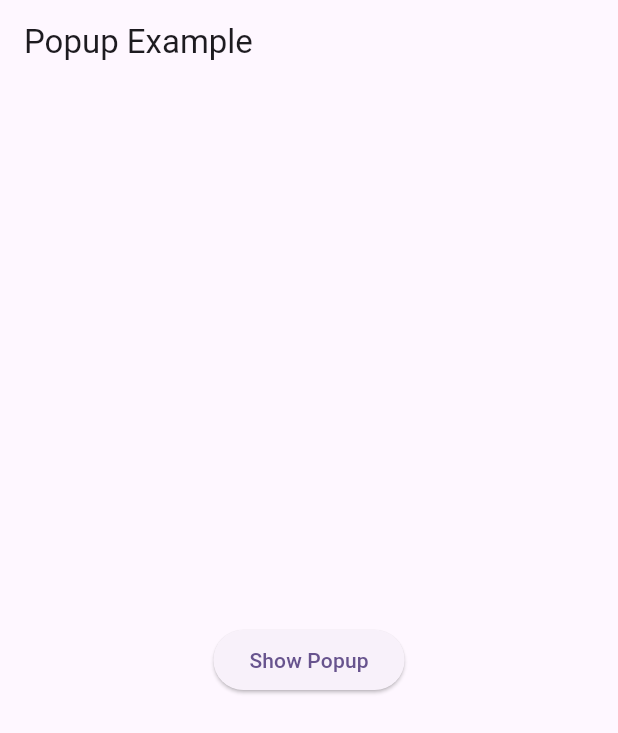
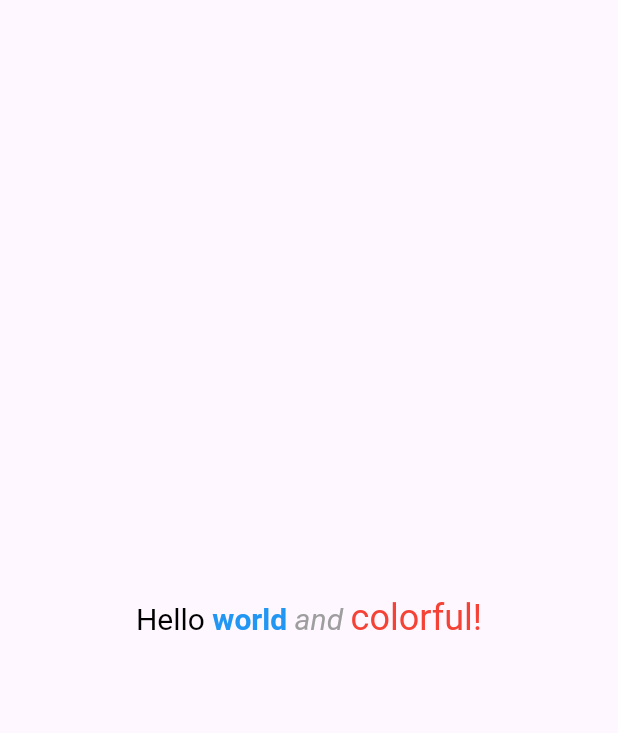
Before and after one commit to pallavipradhan5578/practical_project, a Flutter app: the screen it shows after launch, on a phone screen of 412 x 824 dp. Shown: the top 733 px of the screen. Run offline on Flutter 3.47's test engine with Material 3 defaults, Android fonts, the phone set to English and light mode, and no system bars.

Commit message:
Rich widget.dart

```diff
--- a/lib/main.dart
+++ b/lib/main.dart
@@ -41,7 +41,7 @@ class MyApp extends StatelessWidget {
         colorScheme: ColorScheme.fromSeed(seedColor: Colors.deepPurple),
         useMaterial3: true,
       ),
-        home:PopupExample ()
+        home:SquareRoot ()
     );
   }
 }
--- a/lib/ui/alert.dart
+++ b/lib/ui/alert.dart
@@ -55,3 +55,34 @@ class _AlertInFlutterState extends State<AlertInFlutter> {
     );
   }
 }
+
+class SquareRoot extends StatelessWidget {
+  const SquareRoot({super.key});
+
+  @override
+  Widget build(BuildContext context) {
+    return Scaffold(body: SafeArea(
+      child: Center(
+        child: RichText(
+          text: TextSpan(
+            text: 'Hello ', // The base text
+            style: TextStyle(fontSize: 20, color: Colors.black), // Default style
+            children: <TextSpan>[
+              TextSpan(
+                  text: 'world',
+                  style: TextStyle(fontWeight: FontWeight.bold, color: Colors.blue)),
+              TextSpan(
+                  text: ' and ',
+                  style: TextStyle(fontStyle: FontStyle.italic, color: Colors.grey)),
+              TextSpan(
+                  text: 'colorful!',
+                  style: TextStyle(color: Colors.red, fontSize: 24)),
+            ],
+          ),
+        ),
+      ),
+    ),
+    );
+
+  }
+}
```
